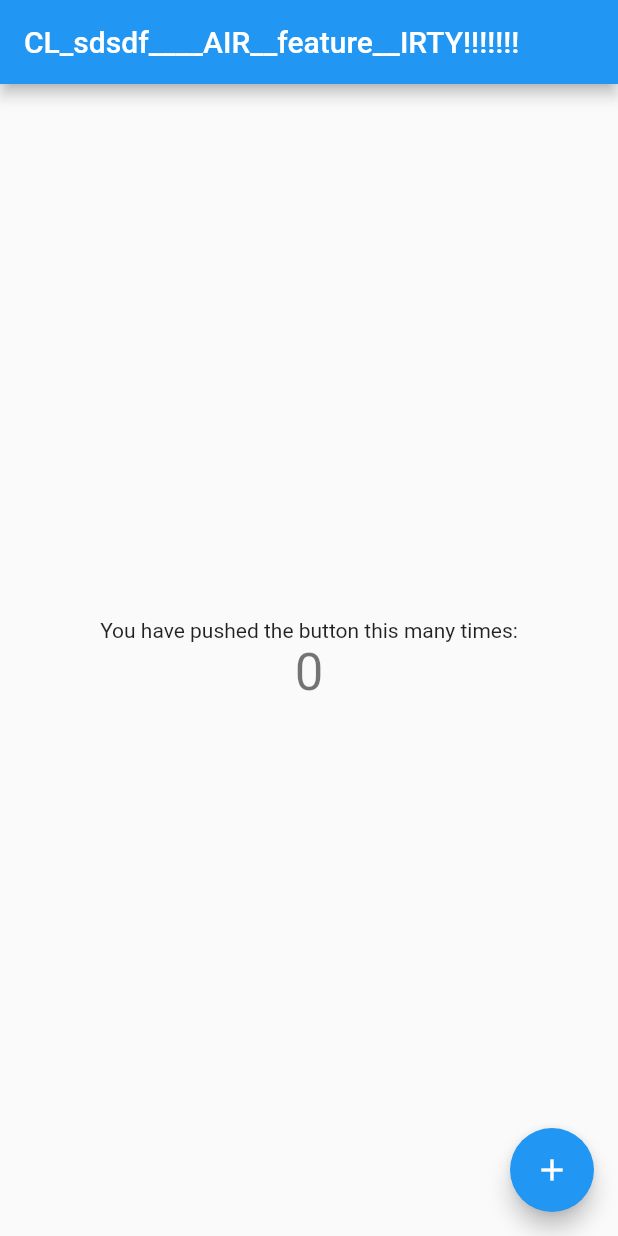
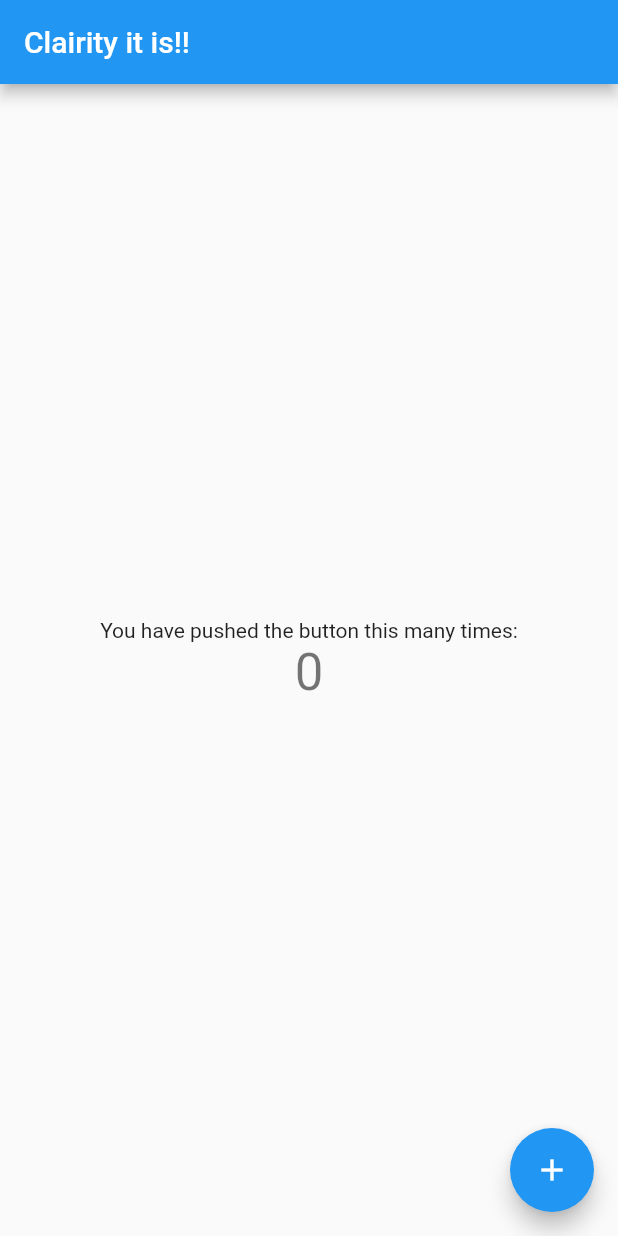
Before and after one commit to BE-Project-cl-AIR-ity/clairity, a Flutter app: the screen it shows after launch, on a phone screen of 412 x 824 dp. Run offline on Flutter 3.47's test engine with Material 2 defaults, Android fonts, the phone set to English and light mode, and no system bars.

Commit message:
Title changed

```diff
--- a/lib/main.dart
+++ b/lib/main.dart
@@ -20,7 +20,7 @@ class MyApp extends StatelessWidget {
         // is not restarted.
         primarySwatch: Colors.blue,
       ),
-      home: MyHomePage(title: 'CL_sdsdf____AIR__feature__IRTY!!!!!!!'),
+      home: MyHomePage(title: 'Clairity it is!!'),
     );
   }
 }
```
